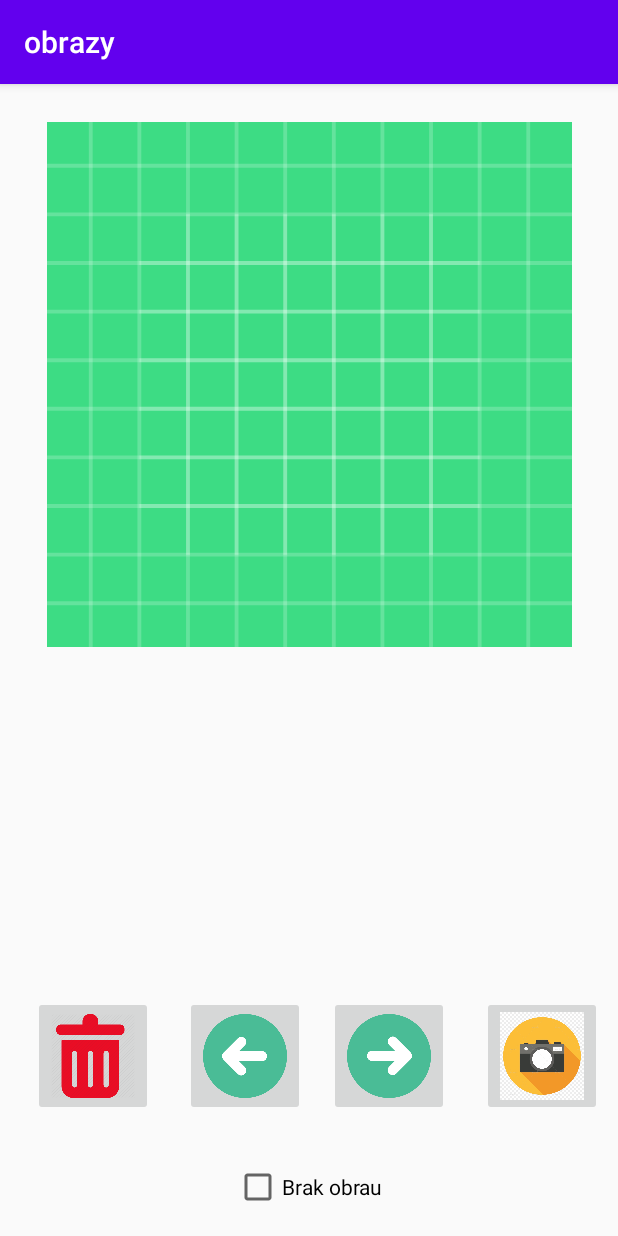
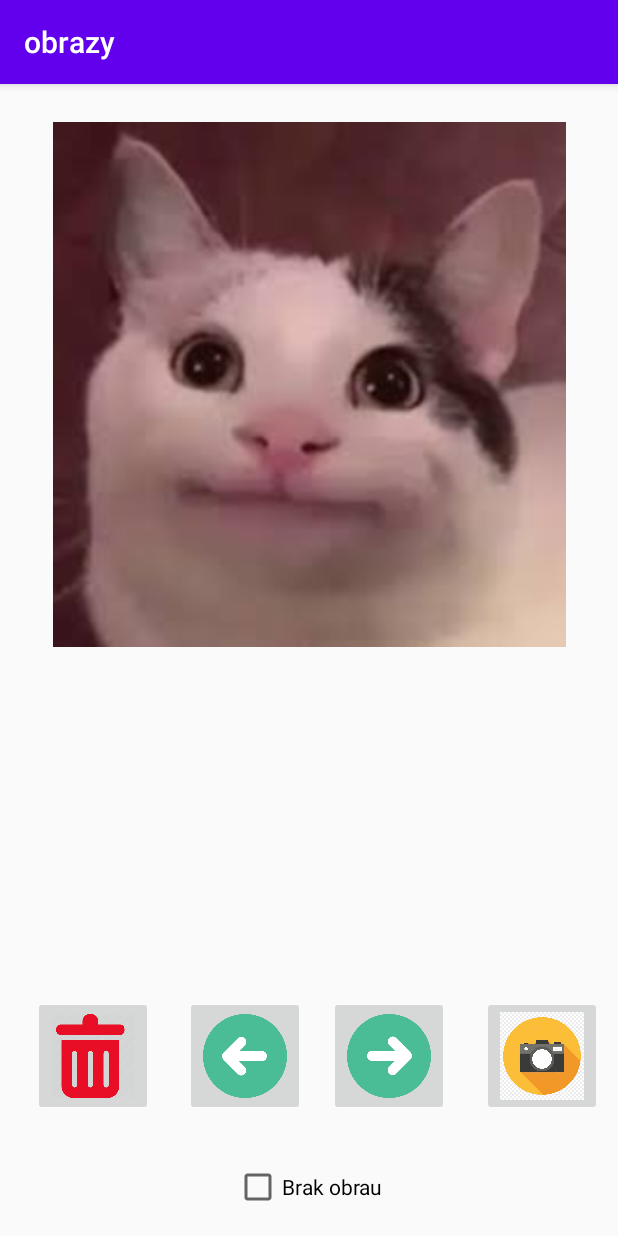
Before and after one commit to LeonCookie/obrazkiOcena, an Android app: the screen it shows after launch (MainActivity), after a tap on an icon or button, on a phone screen of 412 x 824 dp. Run offline under Robolectric (Android 15) with nearby library versions, the phone set to English and light mode, and no system bars.

Commit message:
przyciski next i previous

```diff
--- a/app/src/main/java/com/example/obrazkiocena/MainActivity.kt
+++ b/app/src/main/java/com/example/obrazkiocena/MainActivity.kt
@@ -4,10 +4,7 @@ import android.media.Image
 import android.support.v7.app.AppCompatActivity
 import android.os.Bundle
 import android.view.View
-import android.widget.Button
-import android.widget.CheckBox
-import android.widget.ImageButton
-import android.widget.ImageView
+import android.widget.*
 
 class MainActivity : AppCompatActivity() {
     override fun onCreate(savedInstanceState: Bundle?) {
@@ -20,6 +17,9 @@ class MainActivity : AppCompatActivity() {
         lateinit var next: ImageButton
         lateinit var delete: ImageButton
         lateinit var mapa: ImageView
+
+        var  images = arrayListOf<Int>(R.drawable.cringe,R.drawable.what,R.drawable.shock,R.drawable.horny)
+        var i:Int = 0
 
         title="obrazy"
         widac = findViewById<CheckBox>(R.id.checkBoxWidok)
@@ -42,9 +42,24 @@ class MainActivity : AppCompatActivity() {
             }
 
         next.setOnClickListener {
+            if(i<4){
+                i++
+                mapa.setImageResource(images[i])
+            }else{
+                Toast.makeText(applicationContext, "ostatni obraz", Toast.LENGTH_SHORT ).show()
+                i=4
+            }
 
         }
         previous.setOnClickListener {
+            if(i>0){
+                i--
+                mapa.setImageResource(images[i])
+            }else{
+                Toast.makeText(applicationContext, "pierwszy obraz", Toast.LENGTH_SHORT ).show()
+                i=0
+            }
+
 
         }
         camera.setOnClickListener {
```
